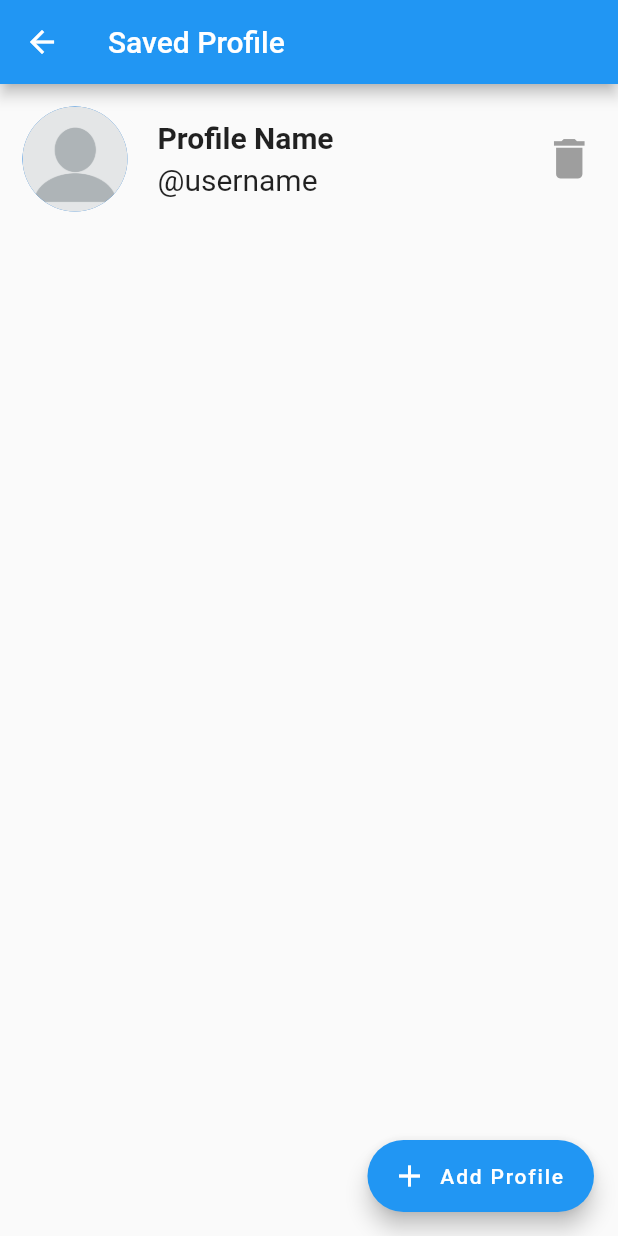
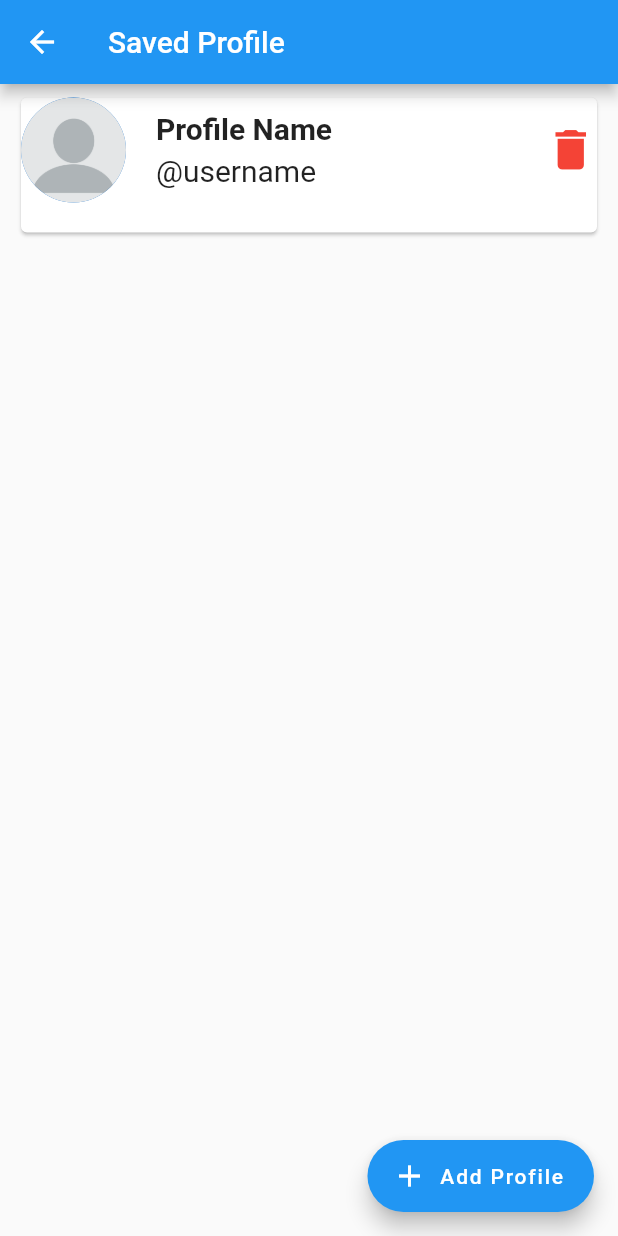
Before and after one commit to SekandarAli/Fake-Tweets-Maker, a Flutter app: the PROFILEPAGE screen opened directly, after a tap on "Add Profile", on a phone screen of 412 x 824 dp. Run offline on Flutter 3.47's test engine with Material 2 defaults, Android fonts, the phone set to English and light mode, and no system bars; our stand-ins replace fluttertoast, image_gallery_saver, image_picker, permission_handler, screenshot, share_plus and 1 more.

Commit message:
Fake Tweet

```diff
--- a/lib/PROFILE/profile_commentbox.dart
+++ b/lib/PROFILE/profile_commentbox.dart
@@ -2,6 +2,8 @@
 
 import 'package:fake_tweet/MODEL/data_model.dart';
 import 'package:fake_tweet/MODEL/profile_model.dart';
+import 'package:fake_tweet/PROFILE/profile_previous_data.dart';
+import 'package:fake_tweet/tweet.dart';
 import 'package:flutter/material.dart';
 import 'package:image_picker/image_picker.dart';
 import 'dart:io';
@@ -23,14 +25,24 @@ class _ProfileCommentBoxState extends State<ProfileCommentBox> {
 
   @override
   Widget build(BuildContext context) {
-    return Padding(
-      padding: const EdgeInsets.all(15),
-      child: ListView.builder(
+    return ListView.builder(
       shrinkWrap: true,
       scrollDirection: Axis.vertical,
       itemCount: widget.list.length,
       itemBuilder: (context, index) {
-          return Column(
+        return GestureDetector(
+          onTap: () => Navigator.push(
+              context,
+              MaterialPageRoute(
+                builder: (context) => PreviousData(),
+                settings: RouteSettings(
+                  arguments: widget.list[index].profileName,
+                ),
+              )),
+          child: Padding(
+            padding: const EdgeInsets.only(top: 5, left: 10, right: 10),
+            child: Card(
+              child: Column(
                 children: [
                   Row(
                     children: [
@@ -58,8 +70,6 @@ class _ProfileCommentBoxState extends State<ProfileCommentBox> {
                         child: Row(
                           children: [
                             Column(
-
-                          mainAxisAlignment: MainAxisAlignment.start,
                               crossAxisAlignment: CrossAxisAlignment.start,
                               children: [
                                 GestureDetector(
@@ -68,8 +78,8 @@ class _ProfileCommentBoxState extends State<ProfileCommentBox> {
                                     if (profile!.isEmpty) {
                                       return;
                                     }
-                                setState(() =>
-                                    widget.list[index].profileName = profile);
+                                    setState(() => widget
+                                        .list[index].profileName = profile);
                                   },
                                   child: Text(
                                     widget.list[index].profileName,
@@ -86,8 +96,8 @@ class _ProfileCommentBoxState extends State<ProfileCommentBox> {
                                     if (user!.isEmpty) {
                                       return;
                                     }
-                                setState(
-                                    () => widget.list[index].userName = user);
+                                    setState(() =>
+                                        widget.list[index].userName = user);
                                   },
                                   child: Text(
                                     widget.list[index].userName,
@@ -103,32 +113,26 @@ class _ProfileCommentBoxState extends State<ProfileCommentBox> {
                       ),
 
                       GestureDetector(
-
-                    onTap:() {
+                        onTap: () {
                           setState(() {
-
                             widget.list.removeAt(index);
-
-
                           });
                         },
-
-
-
-                    child: Icon(Icons.delete,
+                        child: Icon(
+                          Icons.delete,
                           size: 35,
-                    color: Colors.grey,),
+                          color: Colors.red,
+                        ),
                       ),
                     ],
-
                   ),
                   SizedBox(height: 20)
-
                 ],
-
+              ),
+            ),
+          ),
         );
       },
-      ),
     );
   }
 
--- a/lib/listview_commentbox.dart
+++ b/lib/listview_commentbox.dart
@@ -29,7 +29,8 @@ class _ListViewCommentBoxState extends State<ListViewCommentBox> {
 
   @override
   Widget build(BuildContext context) {
-    return ListView.builder(
+    return Expanded(
+      child: ListView.builder(
         shrinkWrap: true,
         scrollDirection: Axis.vertical,
         itemCount: widget.list.length,
@@ -260,6 +261,7 @@ class _ListViewCommentBoxState extends State<ListViewCommentBox> {
             ],
           );
         },
+      ),
     );
   }
 
--- a/lib/tweet.dart
+++ b/lib/tweet.dart
@@ -1,4 +1,4 @@
-// ignore_for_file: prefer_const_constructors, prefer_const_literals_to_create_immutables, unnecessary_null_comparison, avoid_print, non_constant_identifier_names
+// ignore_for_file: prefer_const_constructors, prefer_const_literals_to_create_immutables, unnecessary_null_comparison, avoid_print, non_constant_identifier_names, prefer_final_fields
 
 import 'package:fake_tweet/Functions/date.dart';
 import 'package:fake_tweet/Functions/share_screenshot.dart';
@@ -29,6 +29,9 @@ class TWEET extends StatefulWidget {
 }
 
 class _TWEETState extends State<TWEET> {
+
+
+
   final ScreenshotController _screenshotController = ScreenshotController();
 
   final SHARE_SCREENSHOT _share_screenshot = SHARE_SCREENSHOT();
@@ -36,7 +39,7 @@ class _TWEETState extends State<TWEET> {
   List<MODELDATA> _list = <MODELDATA>[];
 
   bool valuefirst = false;
-  bool isVisibleMainImage = false;
+  bool isVisibleMainImage = true;
   bool isVisibleProtectedIcon = false;
   bool isVisibleVerifiedIcon = true;
   bool isVisibleRetweet = true;
@@ -55,12 +58,17 @@ class _TWEETState extends State<TWEET> {
 
   @override
   Widget build(BuildContext context) {
-    return SingleChildScrollView(
-      child: Padding(
+
+    final savedProfileName = ModalRoute.of(context)!.settings.arguments.toString();
+    print(savedProfileName);
+
+    return Padding(
       padding: EdgeInsets.all(12),
       child: Screenshot(
         controller: _screenshotController,
-          child: Container(
+        child: Column(
+          children: [
+            Container(
               color: Colors.white,
               width: MediaQuery.of(context).size.width,
               child: IntrinsicWidth(
@@ -450,11 +458,8 @@ class _TWEETState extends State<TWEET> {
                       color: Colors.grey,
                       thickness: 1,
                     ),
+                    SizedBox(height:10),
 
-                  // COMMENT ICON CLICK
-
-                    ListViewCommentBox(list:_list),
-                    // COMMENTBOX(list:_list),
 
 
 
@@ -462,6 +467,13 @@ class _TWEETState extends State<TWEET> {
                 ),
               ),
             ),
+
+
+            // COMMENT ICON CLICK
+
+            ListViewCommentBox(list:_list),
+            // COMMENTBOX(list:_list),
+          ],
         ),
       ),
     );
```
Also changed, not shown: lib/PROFILE/profile_previous_data.dart (added, +29 -0 lines). Lines whose indentation alone changed are shown as unchanged.
